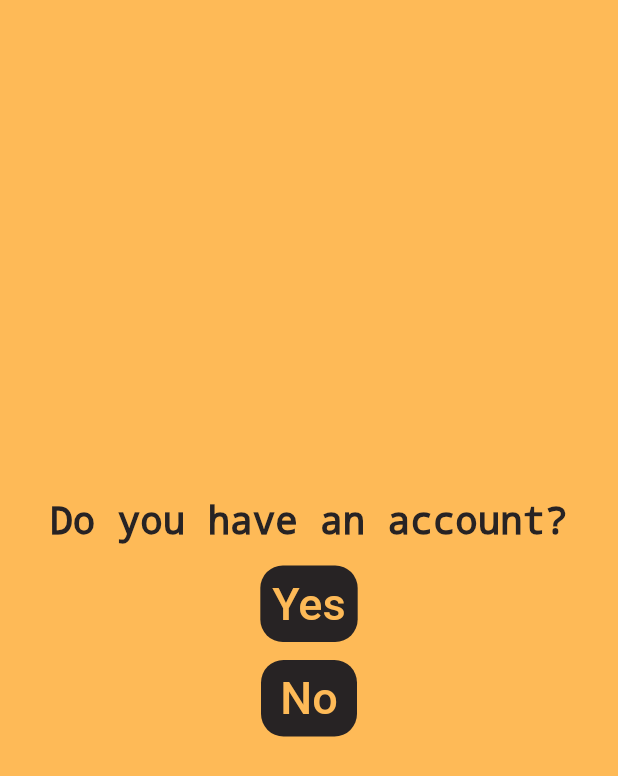
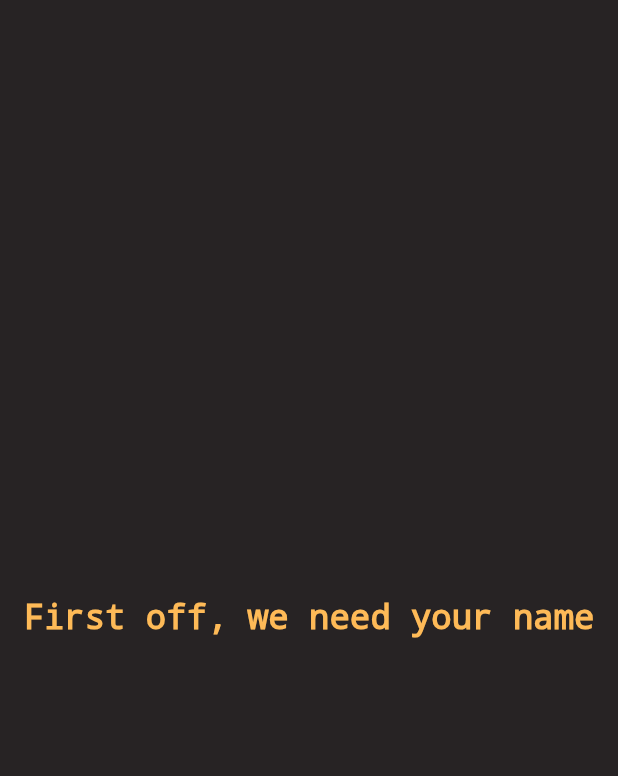
Before and after one commit to CzrCraft/ANONYM, a Flutter app: the screen it shows after launch, after a tap on "No", on a phone screen of 412 x 824 dp. Shown: the top 776 px of the screen. Run offline on Flutter 3.47's test engine with Material 2 defaults, Android fonts, the phone set to English and light mode, and no system bars; drawn by our look-alikes of animated_text_kit.

Commit message:
added signup page, and fixed a werid bug that caused the signUp/login function to get called multiple times

```diff
--- /dev/null
+++ b/App/lib/signupPage.dart
@@ -0,0 +1,344 @@
+// ignore_for_file: sort_child_properties_last
+
+import 'package:Stylr/main.dart';
+import 'package:Stylr/utilities/miscellaneous.dart';
+import 'package:flutter/material.dart';
+import 'package:animated_text_kit/animated_text_kit.dart';
+import 'package:flutter/services.dart';
+import 'package:http/http.dart' as http;
+import 'dart:io';
+import 'dart:convert';
+import 'utilities.dart';
+
+class SignupPage extends StatefulWidget {
+  const SignupPage({super.key});
+
+  @override
+  State<SignupPage> createState() => _SignupPageState();
+}
+
+class _SignupPageState extends State<SignupPage> {
+  @override
+  int animationStage = 0;
+  String username = "";
+  String password = "";
+  @override
+  Widget build(BuildContext context) {
+    if (animationStage == 0) {
+      Future.delayed(const Duration(milliseconds: 455), () {
+        setState(() {
+          animationStage =
+              1; // delay so that the animation waits for the circle transition to finnish
+        });
+      });
+    } else if (animationStage == 1) {
+      Future.delayed(const Duration(milliseconds: 1100), () {
+        setState(() {
+          animationStage =
+              2; // delay so that the animation waits for the first one to finnish
+        });
+      });
+    }
+
+    switch (animationStage) {
+      case 1:
+        return Container(
+          color: primaryColor,
+          child: Column(
+            children: [
+              AnimatedTextKit(
+                key: GlobalKey(),
+                animatedTexts: [
+                  TyperAnimatedText("First off, we need your name",
+                      speed: const Duration(milliseconds: 45),
+                      textStyle: TextStyle(
+                          fontSize: getFromPercent("horizontal", 5.5, context),
+                          color: secondaryColor,
+                          decoration: TextDecoration.none)),
+                ],
+                totalRepeatCount: 1,
+                onFinished: () {
+                  setState(() {
+                    animationStage = 2;
+                  });
+                },
+                repeatForever: false,
+                pause: const Duration(milliseconds: 1100),
+              )
+            ],
+            mainAxisAlignment: MainAxisAlignment.center,
+          ),
+        );
+        break;
+      case 2:
+        return Container(
+          color: primaryColor,
+          child: Column(
+            children: [
+              Text("First off, we need your name",
+                  style: TextStyle(
+                      fontSize: getFromPercent("horizontal", 5.5, context),
+                      color: secondaryColor,
+                      decoration: TextDecoration.none)),
+              Padding(
+                  child: Stack(
+                    children: [
+                      Material(
+                        child: TextField(
+                          decoration: InputDecoration(
+                            filled: true,
+                            border: InputBorder.none,
+                            fillColor: primaryColor,
+                            hoverColor: secondaryColor,
+                            focusColor: secondaryColor,
+                            focusedBorder: InputBorder.none,
+                            enabledBorder: InputBorder.none,
+                            disabledBorder: InputBorder.none,
+                            errorBorder: InputBorder.none,
+                          ),
+                          textAlignVertical: TextAlignVertical.bottom,
+                          textAlign: TextAlign.center,
+                          cursorColor: secondaryColor,
+                          maxLength: 20,
+                          onSubmitted: (String input) {
+                            input = input.trim();
+                            if (input != null && input != "") {
+                              setState(() {
+                                print(input);
+                                username = input;
+                                animationStage = 3;
+                              });
+                              setState(() {
+                                animationStage = 3;
+                              });
+                            }
+                          },
+                          buildCounter: (
+                            BuildContext context, {
+                            required int currentLength,
+                            int? maxLength,
+                            required bool isFocused,
+                          }) =>
+                              null,
+                          style: TextStyle(
+                              backgroundColor: primaryColor,
+                              color: secondaryColor,
+                              fontSize:
+                                  getFromPercent("horizontal", 6, context)),
+                          showCursor: false,
+                        ),
+                        borderOnForeground: false,
+                      ),
+                      Positioned(
+                        child: AnimatedTextKit(
+                          animatedTexts: [
+                            TyperAnimatedText("........................",
+                                speed: const Duration(milliseconds: 45),
+                                textStyle: TextStyle(
+                                    fontSize: getFromPercent(
+                                        "horizontal", 7, context),
+                                    color: secondaryColor,
+                                    decoration: TextDecoration.none,
+                                    backgroundColor: Colors.transparent)),
+                          ],
+                          totalRepeatCount: 1,
+                          repeatForever: false,
+                          pause: const Duration(milliseconds: 1100),
+                        ),
+                        top: getFromPercent("vertical", 2.2, context),
+                        left: getFromPercent("horizontal", 2.6, context),
+                      )
+                    ],
+                  ),
+                  padding: EdgeInsets.only(
+                      top: getFromPercent("vertical", 1.1, context))),
+            ],
+            mainAxisAlignment: MainAxisAlignment.center,
+          ),
+        );
+        break;
+
+      case 3:
+        return Container(
+          color: primaryColor,
+          child: Column(
+            children: [
+              AnimatedTextKit(
+                animatedTexts: [
+                  TyperAnimatedText("Okay, now you need to set your password.",
+                      speed: const Duration(milliseconds: 45),
+                      textStyle: TextStyle(
+                          fontSize: getFromPercent("horizontal", 4, context),
+                          color: secondaryColor,
+                          decoration: TextDecoration.none)),
+                ],
+                totalRepeatCount: 1,
+                onFinished: () {
+                  setState(() {
+                    animationStage = 4;
+                  });
+                },
+                repeatForever: false,
+                pause: const Duration(milliseconds: 0),
+              )
+            ],
+            mainAxisAlignment: MainAxisAlignment.center,
+          ),
+        );
+        break;
+      case 4:
+        return Container(
+          color: primaryColor,
+          child: Column(
+            children: [
+              Text("Okay, now you need to set your password.",
+                  style: TextStyle(
+                      fontSize: getFromPercent("horizontal", 4, context),
+                      color: secondaryColor,
+                      decoration: TextDecoration.none)),
+              Padding(
+                  child: Stack(children: [
+                    Material(
+                      child: TextField(
+                        decoration: InputDecoration(
+                          filled: true,
+                          border: InputBorder.none,
+                          fillColor: primaryColor,
+                          hoverColor: secondaryColor,
+                          focusColor: secondaryColor,
+                          focusedBorder: InputBorder.none,
+                          enabledBorder: InputBorder.none,
+                          disabledBorder: InputBorder.none,
+                          errorBorder: InputBorder.none,
+                        ),
+                        textAlignVertical: TextAlignVertical.bottom,
+                        textAlign: TextAlign.center,
+                        cursorColor: secondaryColor,
+                        maxLength: 20,
+                        onSubmitted: (String input) {
+                          input = input.trim();
+                          if (input != null && input != "") {
+                            setState(() {
+                              password = input;
+                              animationStage = 5;
+                            });
+                            setState(() {
+                              animationStage = 5;
+                            });
+                          }
+                        },
+                        buildCounter: (
+                          BuildContext context, {
+                          required int currentLength,
+                          int? maxLength,
+                          required bool isFocused,
+                        }) =>
+                            null,
+                        style: TextStyle(
+                            backgroundColor: primaryColor,
+                            color: secondaryColor,
+                            fontSize: getFromPercent("horizontal", 6, context)),
+                        showCursor: false,
+                      ),
+                      borderOnForeground: false,
+                    ),
+                    Positioned(
+                        child: AnimatedTextKit(
+                          animatedTexts: [
+                            TyperAnimatedText("........................",
+                                speed: const Duration(milliseconds: 45),
+                                textStyle: TextStyle(
+                                    fontSize: getFromPercent(
+                                        "horizontal", 7, context),
+                                    color: secondaryColor,
+                                    decoration: TextDecoration.none,
+                                    backgroundColor: Colors.transparent)),
+                          ],
+                          totalRepeatCount: 1,
+                          repeatForever: false,
+                          pause: const Duration(milliseconds: 1100),
+                        ),
+                        top: getFromPercent("vertical", 2.2, context),
+                        left: getFromPercent("horizontal", 2.6, context))
+                  ]),
+                  padding: EdgeInsets.only(
+                      top: getFromPercent("horizontal", 2.6, context))),
+            ],
+            mainAxisAlignment: MainAxisAlignment.center,
+          ),
+        );
+        break;
+      case 5:
+        try {
+          return _SignUp(username, password);
+        } catch (err) {
+          print(err);
+          return const LoadingDots();
+        }
+    }
+    return Container(color: primaryColor);
+  }
+}
+
+//i use this method of signing up because including the FutureBuilder inside the SignUpPage widget will
+//cause a bug where the Future(signUp()) will get called mutliple times solicting the api too much
+//and i can't declare the Future in initState() because the signUp() function reuqires a username and password
+//that are acquired later
+//so i use this seperate local widget that i declare the Future inside its initState() function
+//avoiding this weird bug.
+
+class _SignUp extends StatefulWidget {
+  final String username;
+  final String password;
+  _SignUp(@required this.username, @required this.password, {super.key});
+
+  @override
+  State<_SignUp> createState() => __SignUpState();
+}
+
+class __SignUpState extends State<_SignUp> {
+  @override
+  late Future signupFuture;
+  void initState() {
+    super.initState();
+    signupFuture = signup(widget.username, widget.password);
+  }
+
+  @override
+  Widget build(BuildContext context) {
+    print(widget.username);
+    print(widget.password);
+    return FutureBuilder(
+      builder: (ctx, snapshot) {
+        if (snapshot.connectionState == ConnectionState.done) {
+          if (snapshot.hasData) {
+            print(snapshot.data?.body);
+            return Container(
+                child: Center(
+                    child: AnimatedTextKit(
+                  key: GlobalKey(),
+                  animatedTexts: [
+                    TyperAnimatedText(
+                        "Hi ${widget.username}!\nSecurity token: ${snapshot.data!.body}",
+                        speed: const Duration(milliseconds: 45),
+                        textStyle: TextStyle(
+                            fontSize: 25.0,
+                            color: secondaryColor,
+                            decoration: TextDecoration.none,
+                            backgroundColor: Colors.transparent))
+                  ],
+                  repeatForever: false,
+                  totalRepeatCount: 1,
+                  pause: const Duration(milliseconds: 0),
+                )),
+                color: primaryColor);
+          }
+        } else {
+          return const LoadingDots();
+        }
+        return const LoadingDots();
+      },
+      future: signupFuture,
+    );
+  }
+}
--- a/App/lib/startPage.dart
+++ b/App/lib/startPage.dart
@@ -1,9 +1,11 @@
 // ignore_for_file: file_names, sort_child_properties_last, unnecessary_new
 
+import 'package:Stylr/signupPage.dart';
 import 'package:flutter/material.dart';
 import 'package:Stylr/main.dart';
 import 'package:animated_text_kit/animated_text_kit.dart';
 import 'package:Stylr/loginPage.dart';
+import 'utilities.dart';
 
 class StartPage extends StatefulWidget {
   const StartPage({super.key});
@@ -138,7 +140,7 @@ class _StartPageState extends State<StartPage> {
               Container(
                 child: TextButton(
                   onPressed: () {
-                    Navigator.pushNamed(context, "/signup");
+                    Navigator.push(context, animatedRoute(new SignupPage()));
                   },
                   child: IgnorePointer(
                       child: AnimatedTextKit(
--- /dev/null
+++ b/App/lib/utilities.dart
@@ -0,0 +1,2 @@
+export "utilities/api.dart";
+export "utilities/animations.dart";
--- /dev/null
+++ b/App/lib/utilities/miscellaneous.dart
@@ -0,0 +1,16 @@
+import 'package:animated_text_kit/animated_text_kit.dart';
+import 'package:flutter/src/widgets/framework.dart';
+import 'package:flutter/src/widgets/placeholder.dart';
+import 'package:Stylr/main.dart';
+import 'package:flutter/material.dart';
+
+double getFromPercent(String type, double percent, BuildContext context) {
+  type = type.toLowerCase();
+  if (type == "vertical") {
+    return MediaQuery.of(context).size.height * percent / 100;
+  } else if (type == "horizontal") {
+    return MediaQuery.of(context).size.width * percent / 100;
+  }
+  throw "incorrect getFromPercent parameters. Parameter structure is (String type: vertical/horizontal, int percent: 0 <-> 100, BuildContext context)";
+  return 0;
+}
```
Also changed, not shown: App/lib/loginPage.dart (+79 -58 lines), App/lib/main.dart (+10 -53 lines), App/lib/utilities/animations.dart (added, +72 -0 lines), App/lib/utilities/api.dart (added, +37 -0 lines), 2 other files.
